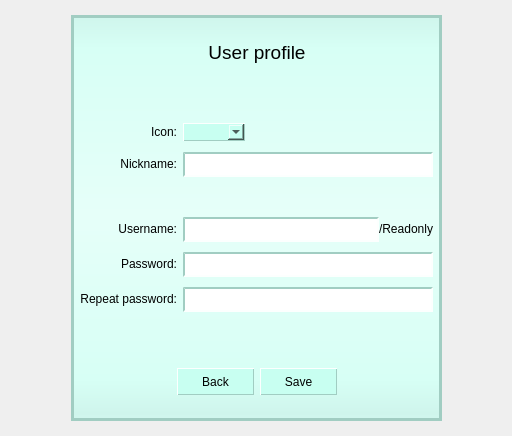
GiuliCler/GIMPteam, file CLIENT/GUI/ui/gui_profile.ui: the form before one commit.
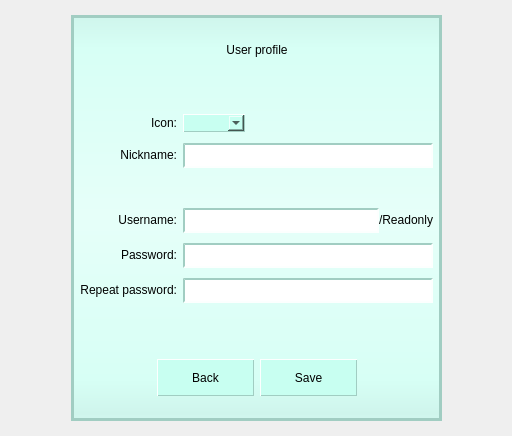
The form after the commit.

The edit to the form file:
```diff
--- a/CLIENT/GUI/ui/gui_profile.ui
+++ b/CLIENT/GUI/ui/gui_profile.ui
@@ -21,10 +21,12 @@
 	border-color: hsv(165, 55, 205);
 }
 
-
 QPushButton {
-	height: 25px;
-	width: 75px;
+	min-height: 25px;
+	min-width: 75px;
+	padding: 5px;	
+	padding-left: 10px;
+	padding-right: 10px;
     background-color: hsv(165, 55, 255);
     border-width: 1px;
 	border-style: outset;
@@ -126,11 +128,6 @@
         </item>
         <item>
          <widget class="QLabel" name="titleLabel">
-          <property name="font">
-           <font>
-            <pointsize>14</pointsize>
-           </font>
-          </property>
           <property name="cursor">
            <cursorShape>IBeamCursor</cursorShape>
           </property>
```
